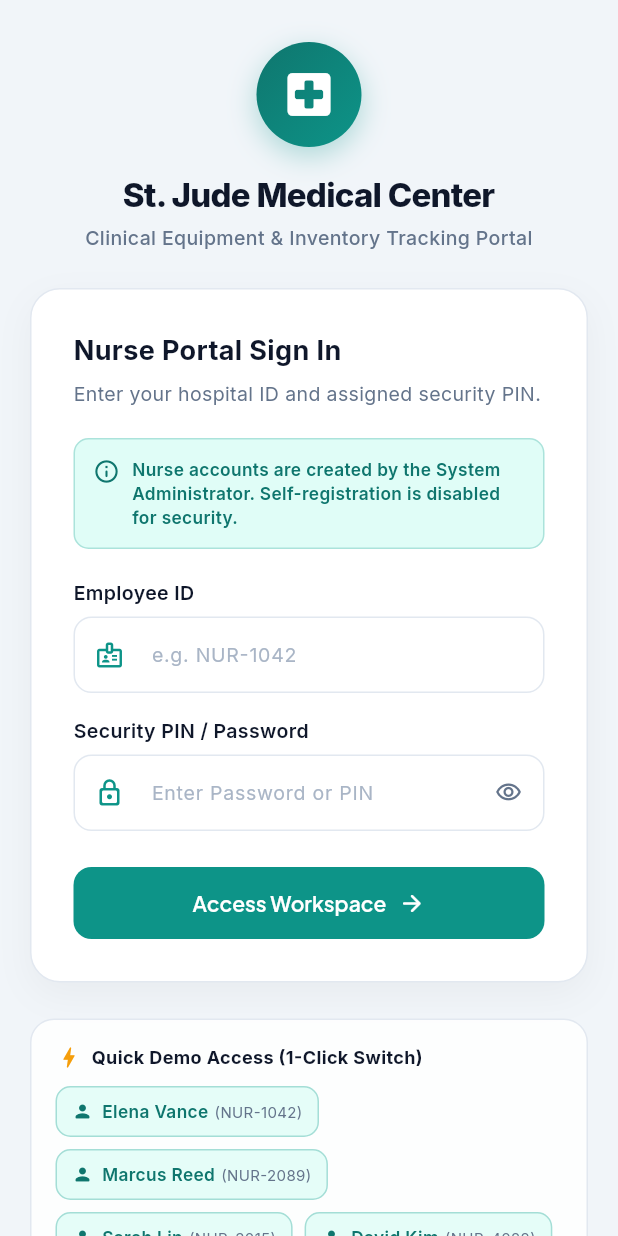
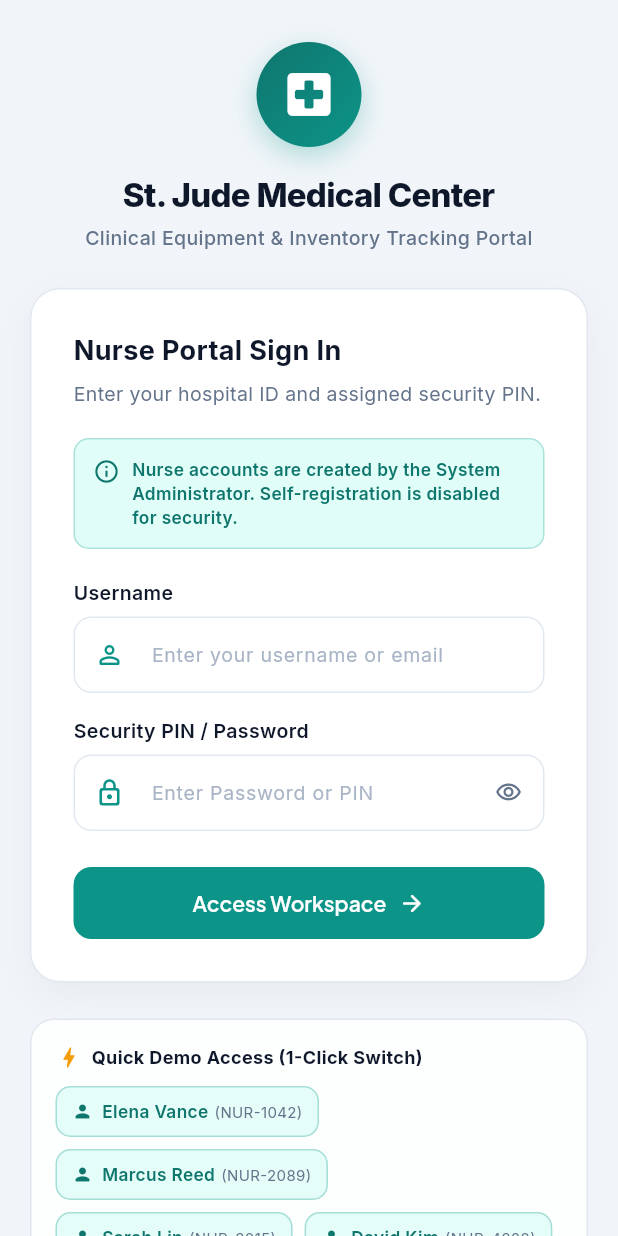
Before and after one commit to Flemick/medical-tracker, a Flutter app: the screen it shows after launch, on a phone screen of 412 x 824 dp. Run offline on Flutter 3.47's test engine with Material 3 defaults, Android fonts, the phone set to English and light mode, and no system bars; our stand-ins replace google_fonts, qr_flutter; missing offline and left inert: mobile_scanner; accounts and stored records are empty; network calls fail.

Commit message:
feat(auth): use Username field with lowercase keyboard and autocorrect disabled

```diff
--- a/lib/screens/login_screen.dart
+++ b/lib/screens/login_screen.dart
@@ -39,7 +39,7 @@ class _LoginScreenState extends State<LoginScreen> {
 
     if (id.isEmpty || pin.isEmpty) {
       setState(() {
-        _errorMessage = 'Please enter your Employee ID / Email and PIN / Password';
+        _errorMessage = 'Please enter your Username and Password';
         _isLoading = false;
       });
       return;
@@ -64,7 +64,7 @@ class _LoginScreenState extends State<LoginScreen> {
       }
     } else {
       setState(() {
-        _errorMessage = 'Invalid ID/Email or PIN/Password. Check credentials or backend status.';
+        _errorMessage = 'Invalid Username or Password. Check credentials or backend status.';
       });
     }
   }
@@ -239,9 +239,9 @@ class _LoginScreenState extends State<LoginScreen> {
                         ),
                       ],
 
-                      // Employee ID Field
+                      // Username Field
                       const Text(
-                        'Employee ID',
+                        'Username',
                         style: TextStyle(
                           fontSize: 13,
                           fontWeight: FontWeight.w600,
@@ -251,11 +251,13 @@ class _LoginScreenState extends State<LoginScreen> {
                       const SizedBox(height: 6),
                       TextField(
                         controller: _employeeIdController,
-                        textCapitalization: TextCapitalization.characters,
+                        textCapitalization: TextCapitalization.none,
+                        autocorrect: false,
+                        keyboardType: TextInputType.text,
                         decoration: InputDecoration(
-                          prefixIcon: const Icon(Icons.badge_outlined,
+                          prefixIcon: const Icon(Icons.person_outline_rounded,
                               color: AppColors.primary, size: 20),
-                          hintText: 'e.g. NUR-1042',
+                          hintText: 'Enter your username or email',
                           hintStyle: TextStyle(
                             color: AppColors.textLight.withValues(alpha: 0.8),
                             fontSize: 13,
```
